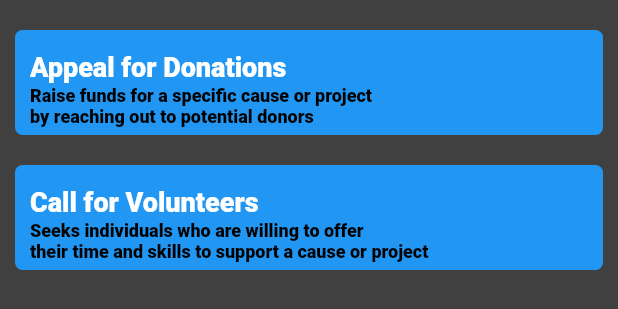
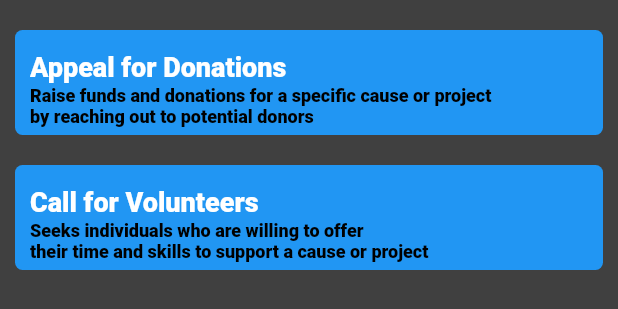
Before and after one commit to Ayush0316/ngo-app, a Flutter app: what post_ngo() shows on an empty page, opened directly, on a phone screen of 412 x 824 dp. Shown: the top 309 px of the screen. Run offline on Flutter 3.47's test engine with Material 2 defaults, Android fonts, the phone set to English and light mode, and no system bars; our stand-ins replace carousel_slider, cloud_firestore, firebase_auth, firebase_core, firebase_storage, flutter_form_builder and 5 more; missing offline and left inert: autocomplete_textfield, form_builder_phone_field, tflite_flutter; accounts and stored records are empty; network calls fail; Roboto replaces fonts that are missing (Roboto-Black).

Commit message:
post subtitle edited

```diff
--- a/ngo_app/lib/screens/home/Ngo/Posts/post.dart
+++ b/ngo_app/lib/screens/home/Ngo/Posts/post.dart
@@ -43,7 +43,7 @@ class _post_ngoState extends State<post_ngo> {
                     children: const <TextSpan>[
                       TextSpan(
                         text:
-                            "Raise funds for a specific cause or project\nby reaching out to potential donors",
+                            "Raise funds and donations for a specific cause or project\nby reaching out to potential donors",
                         style: TextStyle(
                             color: Colors.black,
                             height: 1.2,
```
